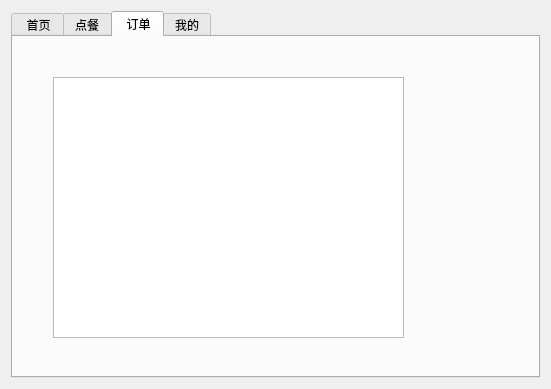
Qt form customerwidget.ui (Hami-8/C-HomeWork) before a commit.
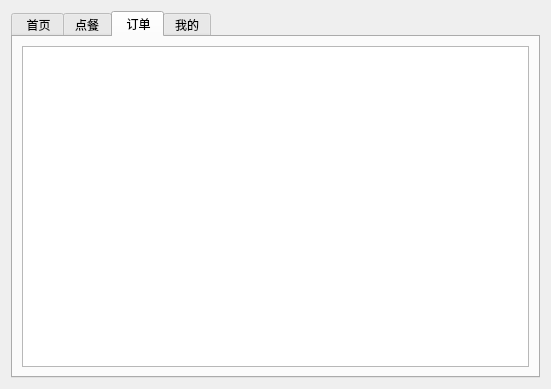
The same form after that commit. The open tabs and pages were chosen to show the change.

Commit message: 初步实现了订单界面的‘显示摘要’功能

What changed in the file:
```diff
--- a/customerwidget.ui
+++ b/customerwidget.ui
@@ -259,16 +259,11 @@
       <attribute name="title">
        <string> 订单</string>
       </attribute>
-      <widget class="QTableWidget" name="orderTableWidget">
-       <property name="geometry">
-        <rect>
-         <x>40</x>
-         <y>40</y>
-         <width>351</width>
-         <height>261</height>
-        </rect>
-       </property>
-      </widget>
+      <layout class="QHBoxLayout" name="horizontalLayout_11">
+       <item>
+        <widget class="QTableWidget" name="orderTableWidget"/>
+       </item>
+      </layout>
      </widget>
      <widget class="QWidget" name="myTab">
       <attribute name="title">
```
Left out of the diff: 2 changed lines with no effect on the pictures. The commit also changes 4 other files.
